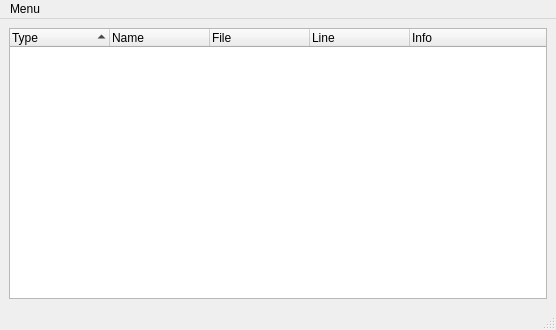
This is src/TestParser/View/MainWindow.ui in matcatc/Test_Parser as Qt 5 draws it before an edit. The edited form follows.
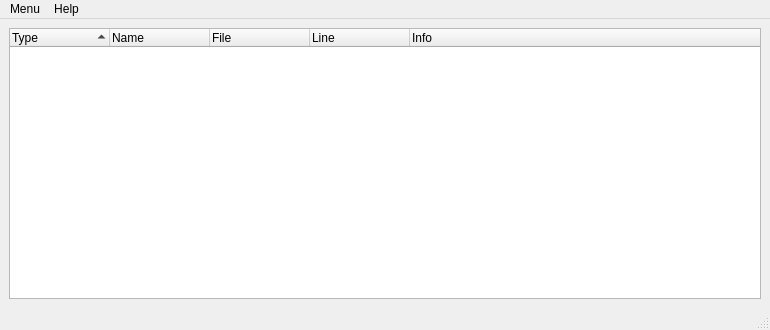
This is the edited form.

Commit message: resized MainWindow

```diff
--- a/src/TestParser/View/MainWindow.ui
+++ b/src/TestParser/View/MainWindow.ui
@@ -6,7 +6,7 @@
    <rect>
     <x>0</x>
     <y>0</y>
-    <width>556</width>
+    <width>770</width>
     <height>330</height>
    </rect>
   </property>
@@ -69,7 +69,7 @@
     <rect>
      <x>0</x>
      <y>0</y>
-     <width>556</width>
+     <width>770</width>
      <height>23</height>
     </rect>
    </property>
@@ -79,7 +79,14 @@
     </property>
     <addaction name="action_Quit"/>
    </widget>
+   <widget class="QMenu" name="menuAbout">
+    <property name="title">
+     <string>Help</string>
+    </property>
+    <addaction name="actionAbout"/>
+   </widget>
    <addaction name="menuMenu"/>
+   <addaction name="menuAbout"/>
   </widget>
   <widget class="QStatusBar" name="statusbar"/>
   <action name="action_Quit">
```
Left out of the diff: 8 changed lines with no effect on the pictures.
